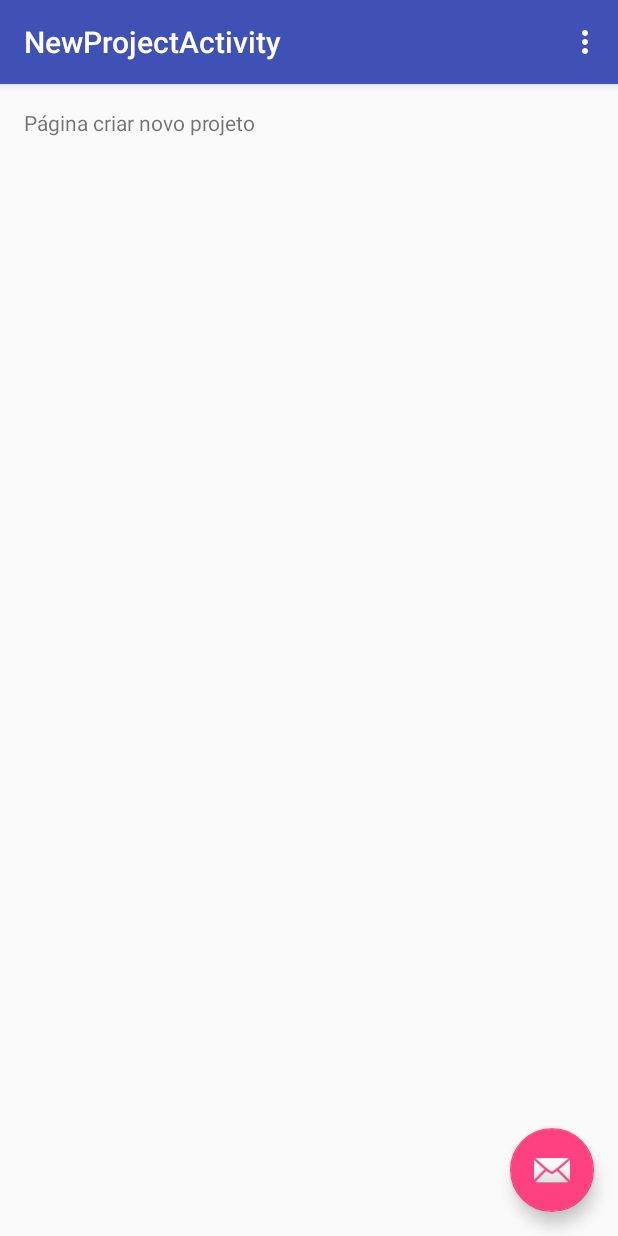
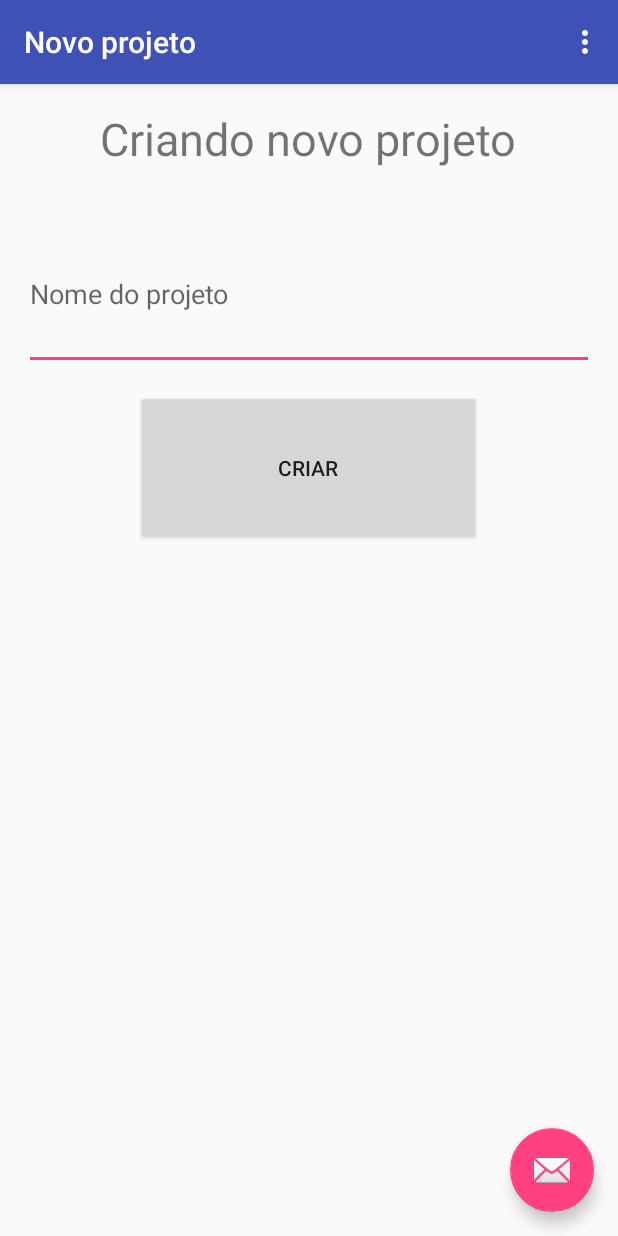
Before and after one commit to lucasteles22/scrumtasks, an Android app: the screen it shows after launch (NewProjectActivity), in the options menu, after a tap on "Criar projeto", on a phone screen of 412 x 824 dp. Run offline under Robolectric (Android 15) with nearby library versions, the phone set to English and light mode, and no system bars.

Commit message:
Create and list projects on app home

```diff
--- a/app/src/main/java/com/example/lucasteles/scrumtasks/DataBase.java
+++ b/app/src/main/java/com/example/lucasteles/scrumtasks/DataBase.java
@@ -34,8 +34,8 @@ public class DataBase {
         db.delete("projects", "_id = ?", new String[]{"" + project.getId()});
     }
 
-    public List<Project> findAll(){
-        List<Project> projects = new ArrayList<Project>();
+    public ArrayList<Project> findAll(){
+        ArrayList<Project> projects = new ArrayList<Project>();
         String[] cols = new String[]{"_id", "name"};
         Cursor cursor = db.query("projects", cols, null, null, null, null, "name ASC");
 
--- a/app/src/main/java/com/example/lucasteles/scrumtasks/MainActivity.java
+++ b/app/src/main/java/com/example/lucasteles/scrumtasks/MainActivity.java
@@ -2,13 +2,13 @@ package com.example.lucasteles.scrumtasks;
 
 import android.content.Intent;
 import android.os.Bundle;
-import android.support.design.widget.FloatingActionButton;
-import android.support.design.widget.Snackbar;
 import android.support.v7.app.AppCompatActivity;
 import android.support.v7.widget.Toolbar;
-import android.view.View;
+import android.widget.ListView;
 import android.view.Menu;
 import android.view.MenuItem;
+import java.util.ArrayList;
+
 
 public class MainActivity extends AppCompatActivity {
 
@@ -19,14 +19,13 @@ public class MainActivity extends AppCompatActivity {
         Toolbar toolbar = (Toolbar) findViewById(R.id.toolbar);
         setSupportActionBar(toolbar);
 
-        FloatingActionButton fab = (FloatingActionButton) findViewById(R.id.fab);
-        fab.setOnClickListener(new View.OnClickListener() {
-            @Override
-            public void onClick(View view) {
-                Snackbar.make(view, "Replace with your own action", Snackbar.LENGTH_LONG)
-                        .setAction("Action", null).show();
-            }
-        });
+        DataBase dataBase = new DataBase(this);
+        ArrayList<Project> projects = dataBase.findAll();
+
+        ProjectAdapter adapter = new ProjectAdapter(this, projects);
+
+        ListView listView = (ListView) findViewById(R.id.list_project);
+        listView.setAdapter(adapter);
     }
 
     @Override
--- /dev/null
+++ b/app/src/main/java/com/example/lucasteles/scrumtasks/ProjectAdapter.java
@@ -0,0 +1,34 @@
+package com.example.lucasteles.scrumtasks;
+
+import android.content.Context;
+import java.util.ArrayList;
+import android.widget.ArrayAdapter;
+import android.view.View;
+import android.view.ViewGroup;
+import android.widget.TextView;
+import android.view.LayoutInflater;
+
+public class ProjectAdapter extends ArrayAdapter<Project>{
+
+    public ProjectAdapter(Context context, ArrayList<Project> projects) {
+        super(context, 0, projects);
+    }
+
+    @Override
+    public View getView(int position, View convertView, ViewGroup parent) {
+        // Get the data item for this position
+        Project project = getItem(position);
+        // Check if an existing view is being reused, otherwise inflate the view
+        if (convertView == null) {
+            convertView = LayoutInflater.from(getContext()).inflate(R.layout.item_project, parent, false);
+        }
+        // Lookup view for data population
+        TextView projectName = (TextView) convertView.findViewById(R.id.item_project_name);
+
+        // Populate the data into the template view using the data object
+
+        projectName.setText(project.getName());
+        // Return the completed view to render on screen
+        return convertView;
+    }
+}
--- a/app/src/main/res/layout/content_new_project.xml
+++ b/app/src/main/res/layout/content_new_project.xml
@@ -10,7 +10,41 @@
     tools:showIn="@layout/activity_new_project"
     tools:context="com.example.lucasteles.scrumtasks.NewProjectActivity">
 
-    <TextView android:text="Página criar novo projeto" android:layout_width="wrap_content"
-        android:layout_height="wrap_content" />
+    <LinearLayout
+        android:orientation="vertical"
+        android:layout_width="match_parent"
+        android:layout_height="match_parent"
+        android:weightSum="1"
+        android:layout_alignParentBottom="true"
+        android:layout_alignParentLeft="true"
+        android:layout_alignParentStart="true"
+        android:id="@+id/linearLayout">
+        <TextView
+            android:layout_width="wrap_content"
+            android:layout_height="wrap_content"
+            android:text="Criando novo projeto"
+            android:layout_gravity="center_horizontal"
+            android:textSize="30dp"
+            android:layout_marginBottom="50px"
+            android:id="@+id/textViewTitleCreateNewProject" />
+
+        <EditText
+            android:layout_width="match_parent"
+            android:layout_height="wrap_content"
+            android:id="@+id/editText_name_project"
+            android:hint="Nome do projeto"
+            android:layout_marginBottom="20px"
+            android:layout_weight="0.10" />
+
+        <Button
+            android:layout_width="230dp"
+            android:layout_height="wrap_content"
+            android:text="Criar"
+            android:id="@+id/btn_create_project"
+            android:layout_gravity="center_horizontal"
+            android:layout_weight="0.10"
+            android:onClick="saveNewProject"/>
+    </LinearLayout>
+
 
 </RelativeLayout>
--- a/app/src/main/res/values/strings.xml
+++ b/app/src/main/res/values/strings.xml
@@ -4,5 +4,5 @@
     <string name="new_project">Criar projeto</string>
     <string name="finish">Sair</string>
     <string name="go_back">Voltar</string>
-    <string name="title_activity_new_project">NewProjectActivity</string>
+    <string name="title_activity_new_project">Novo projeto</string>
 </resources>
```
Also changed, not shown: app/src/main/java/com/example/lucasteles/scrumtasks/NewProjectActivity.java (+15 -0 lines), app/src/main/res/layout/content_main.xml (+5 -2 lines), app/src/main/res/layout/item_project.xml (added, +12 -0 lines).
